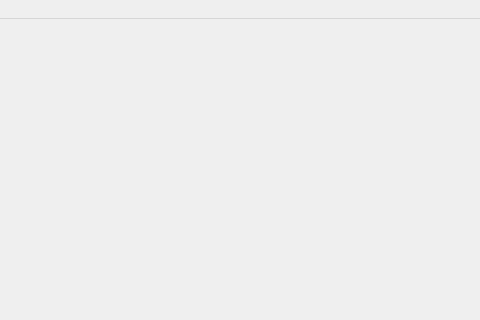
Old version of the form forms/mainwindow.ui in the repository RenatDW/CompGraph; both pictures show x 320 to 800 and y 0 to 320 of the 800 by 600 pixel window.
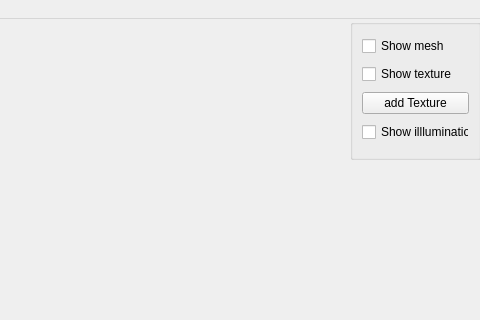
New version of the form.

Commit message: problems: replace if statements to something more correct, reduce number of variables in render engine, fix checkbox show texture

Diff of the .ui file:
```diff
--- a/forms/mainwindow.ui
+++ b/forms/mainwindow.ui
@@ -13,7 +13,48 @@
         <property name="windowTitle">
             <string>MainWindow</string>
         </property>
-        <widget class="QWidget" name="centralwidget"/>
+  <widget class="QWidget" name="centralwidget">
+   <widget class="QGroupBox" name="verticalGroupBox">
+    <property name="geometry">
+     <rect>
+      <x>670</x>
+      <y>0</y>
+      <width>131</width>
+      <height>141</height>
+     </rect>
+    </property>
+    <layout class="QVBoxLayout" name="verticalLayout">
+     <item>
+      <widget class="QCheckBox" name="checkBox_show_mesh">
+       <property name="text">
+        <string>Show mesh</string>
+       </property>
+      </widget>
+     </item>
+     <item>
+      <widget class="QCheckBox" name="checkBox_show_texture">
+       <property name="text">
+        <string>Show texture</string>
+       </property>
+      </widget>
+     </item>
+     <item>
+      <widget class="QPushButton" name="pushButton">
+       <property name="text">
+        <string>add Texture</string>
+       </property>
+      </widget>
+     </item>
+     <item>
+      <widget class="QCheckBox" name="checkBox_show_illumination">
+       <property name="text">
+        <string>Show illlumination</string>
+       </property>
+      </widget>
+     </item>
+    </layout>
+   </widget>
+  </widget>
         <widget class="QMenuBar" name="menubar">
             <property name="geometry">
                 <rect>
```
Lines whose indentation alone changed are shown as unchanged. The commit also changes 5 other files.
